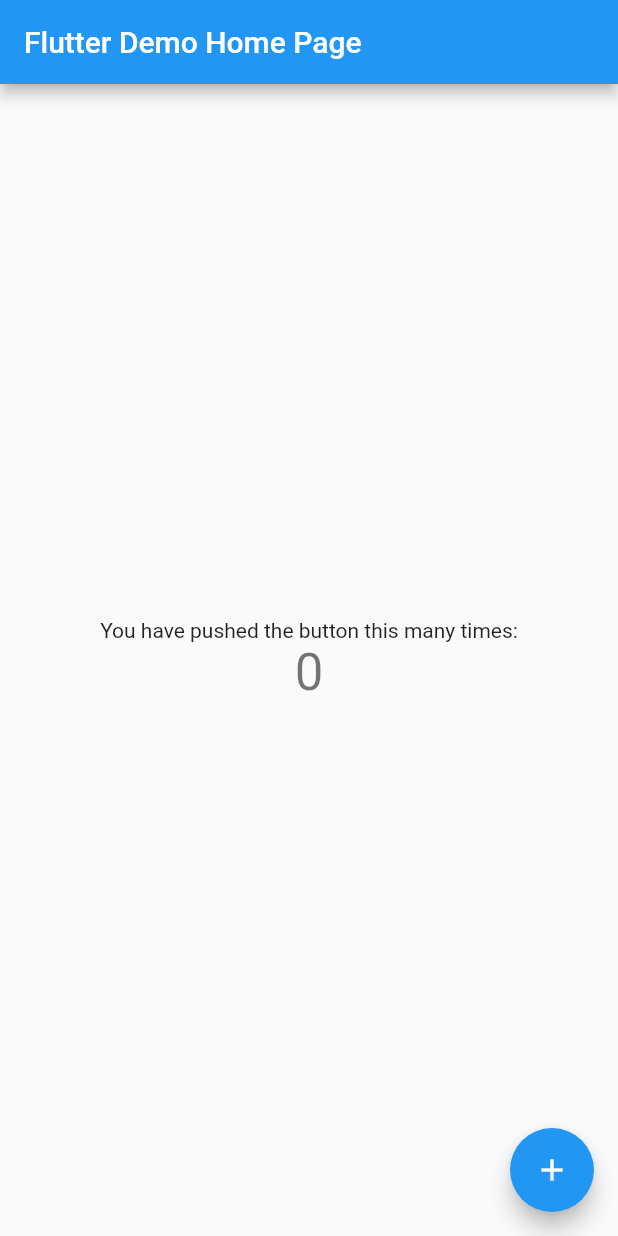
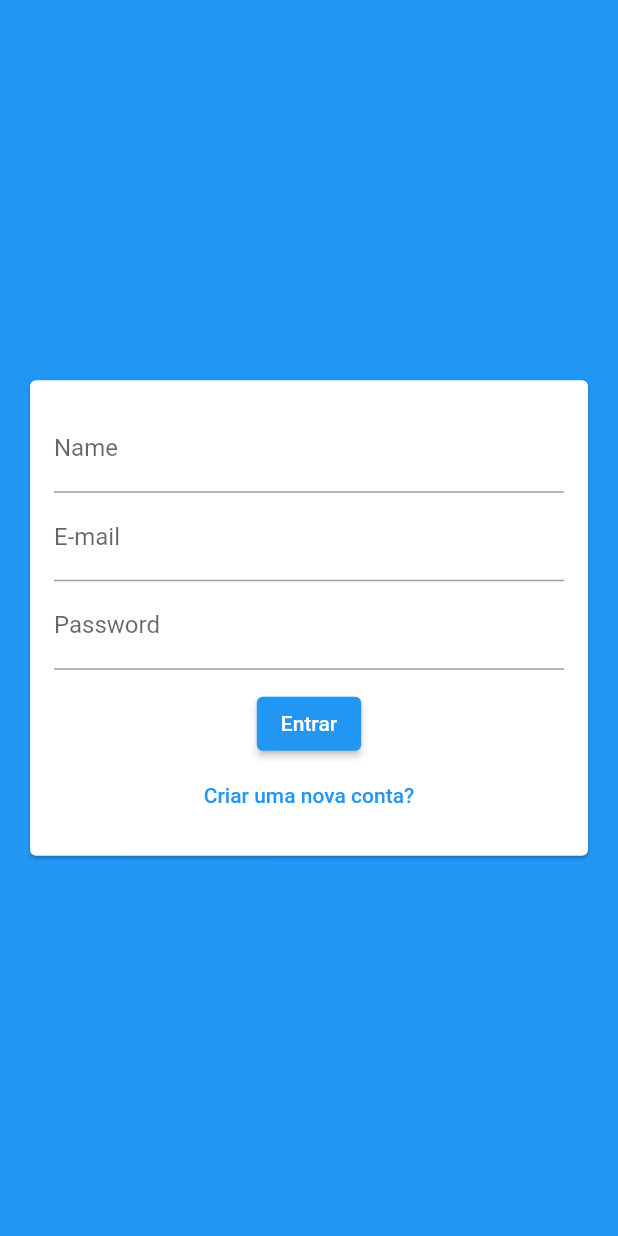
Before and after one commit to Yures1lva/chat-firebase, a Flutter app: the screen it shows after launch, on a phone screen of 412 x 824 dp. Run offline on Flutter 3.47's test engine with Material 2 defaults, Android fonts, the phone set to English and light mode, and no system bars.

Commit message:
trabalhando na autenticação

```diff
--- /dev/null
+++ b/chat_firebase/lib/componets/auth_form.dart
@@ -0,0 +1,39 @@
+import 'package:flutter/material.dart';
+import 'package:flutter/src/widgets/container.dart';
+import 'package:flutter/src/widgets/framework.dart';
+
+class AuthForm extends StatelessWidget {
+  const AuthForm({super.key});
+
+  @override
+  Widget build(BuildContext context) {
+    return Card(
+      margin: EdgeInsets.all(20),
+      child: Padding(
+        padding: const EdgeInsets.all(16),
+        child: Form(
+            child: Column(
+          children: [
+            TextFormField(
+              decoration: InputDecoration(labelText: 'Name'),
+            ),
+            TextFormField(
+              decoration: InputDecoration(labelText: 'E-mail'),
+            ),
+            TextFormField(
+              obscureText: true,
+              decoration: InputDecoration(
+                labelText: 'Password',
+              ),
+            ),
+            SizedBox(
+              height: 12,
+            ),
+            ElevatedButton(onPressed: () {}, child: Text("Entrar")),
+            TextButton(onPressed: () {}, child: Text("Criar uma nova conta?"))
+          ],
+        )),
+      ),
+    );
+  }
+}
--- a/chat_firebase/lib/main.dart
+++ b/chat_firebase/lib/main.dart
@@ -1,3 +1,5 @@
+import 'package:chat_firebase/pages/auth_page.dart';
+import 'package:chat_firebase/pages/loading_page.dart';
 import 'package:flutter/material.dart';
 
 void main() {
@@ -7,109 +9,14 @@ void main() {
 class MyApp extends StatelessWidget {
   const MyApp({super.key});
 
-  // This widget is the root of your application.
-  @override
   Widget build(BuildContext context) {
     return MaterialApp(
       title: 'Flutter Demo',
       theme: ThemeData(
-        // This is the theme of your application.
-        //
-        // Try running your application with "flutter run". You'll see the
-        // application has a blue toolbar. Then, without quitting the app, try
-        // changing the primarySwatch below to Colors.green and then invoke
-        // "hot reload" (press "r" in the console where you ran "flutter run",
-        // or simply save your changes to "hot reload" in a Flutter IDE).
-        // Notice that the counter didn't reset back to zero; the application
-        // is not restarted.
         primarySwatch: Colors.blue,
       ),
-      home: const MyHomePage(title: 'Flutter Demo Home Page'),
+      home: const AuthPage(),
+      debugShowCheckedModeBanner: false,
     );
   }
 }
-
-class MyHomePage extends StatefulWidget {
-  const MyHomePage({super.key, required this.title});
-
-  // This widget is the home page of your application. It is stateful, meaning
-  // that it has a State object (defined below) that contains fields that affect
-  // how it looks.
-
-  // This class is the configuration for the state. It holds the values (in this
-  // case the title) provided by the parent (in this case the App widget) and
-  // used by the build method of the State. Fields in a Widget subclass are
-  // always marked "final".
-
-  final String title;
-
-  @override
-  State<MyHomePage> createState() => _MyHomePageState();
-}
-
-class _MyHomePageState extends State<MyHomePage> {
-  int _counter = 0;
-
-  void _incrementCounter() {
-    setState(() {
-      // This call to setState tells the Flutter framework that something has
-      // changed in this State, which causes it to rerun the build method below
-      // so that the display can reflect the updated values. If we changed
-      // _counter without calling setState(), then the build method would not be
-      // called again, and so nothing would appear to happen.
-      _counter++;
-    });
-  }
-
-  @override
-  Widget build(BuildContext context) {
-    // This method is rerun every time setState is called, for instance as done
-    // by the _incrementCounter method above.
-    //
-    // The Flutter framework has been optimized to make rerunning build methods
-    // fast, so that you can just rebuild anything that needs updating rather
-    // than having to individually change instances of widgets.
-    return Scaffold(
-      appBar: AppBar(
-        // Here we take the value from the MyHomePage object that was created by
-        // the App.build method, and use it to set our appbar title.
-        title: Text(widget.title),
-      ),
-      body: Center(
-        // Center is a layout widget. It takes a single child and positions it
-        // in the middle of the parent.
-        child: Column(
-          // Column is also a layout widget. It takes a list of children and
-          // arranges them vertically. By default, it sizes itself to fit its
-          // children horizontally, and tries to be as tall as its parent.
-          //
-          // Invoke "debug painting" (press "p" in the console, choose the
-          // "Toggle Debug Paint" action from the Flutter Inspector in Android
-          // Studio, or the "Toggle Debug Paint" command in Visual Studio Code)
-          // to see the wireframe for each widget.
-          //
-          // Column has various properties to control how it sizes itself and
-          // how it positions its children. Here we use mainAxisAlignment to
-          // center the children vertically; the main axis here is the vertical
-          // axis because Columns are vertical (the cross axis would be
-          // horizontal).
-          mainAxisAlignment: MainAxisAlignment.center,
-          children: <Widget>[
-            const Text(
-              'You have pushed the button this many times:',
-            ),
-            Text(
-              '$_counter',
-              style: Theme.of(context).textTheme.headline4,
-            ),
-          ],
-        ),
-      ),
-      floatingActionButton: FloatingActionButton(
-        onPressed: _incrementCounter,
-        tooltip: 'Increment',
-        child: const Icon(Icons.add),
-      ), // This trailing comma makes auto-formatting nicer for build methods.
-    );
-  }
-}
--- /dev/null
+++ b/chat_firebase/lib/pages/auth_page.dart
@@ -0,0 +1,25 @@
+import 'package:chat_firebase/componets/auth_form.dart';
+import 'package:flutter/material.dart';
+import 'package:flutter/src/widgets/container.dart';
+import 'package:flutter/src/widgets/framework.dart';
+
+class AuthPage extends StatefulWidget {
+  const AuthPage({super.key});
+
+  @override
+  State<AuthPage> createState() => _AuthPageState();
+}
+
+class _AuthPageState extends State<AuthPage> {
+  @override
+  Widget build(BuildContext context) {
+    return Scaffold(
+      backgroundColor: Theme.of(context).primaryColor,
+      body: Center(
+          child: SingleChildScrollView(
+        // ignore: prefer_const_constructors
+        child: AuthForm(),
+      )),
+    );
+  }
+}
```
Also changed, not shown: chat_firebase/lib/models/auth_form_data.dart (added, +23 -0 lines), chat_firebase/lib/pages/loading_page.dart (added, +45 -0 lines).
